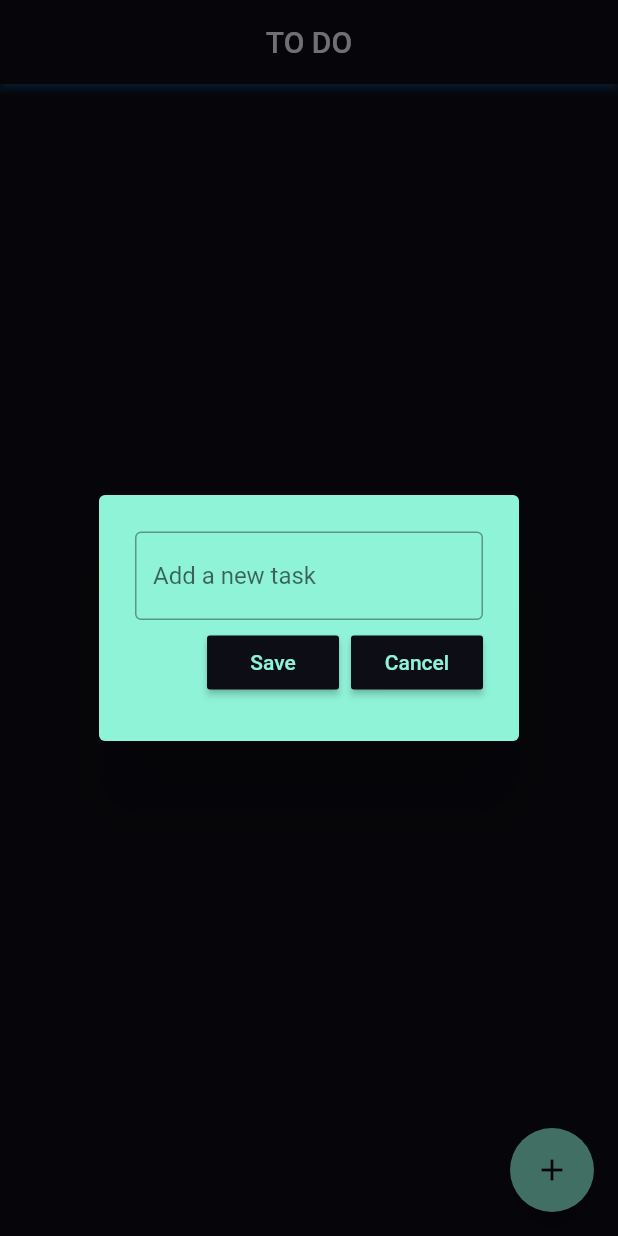
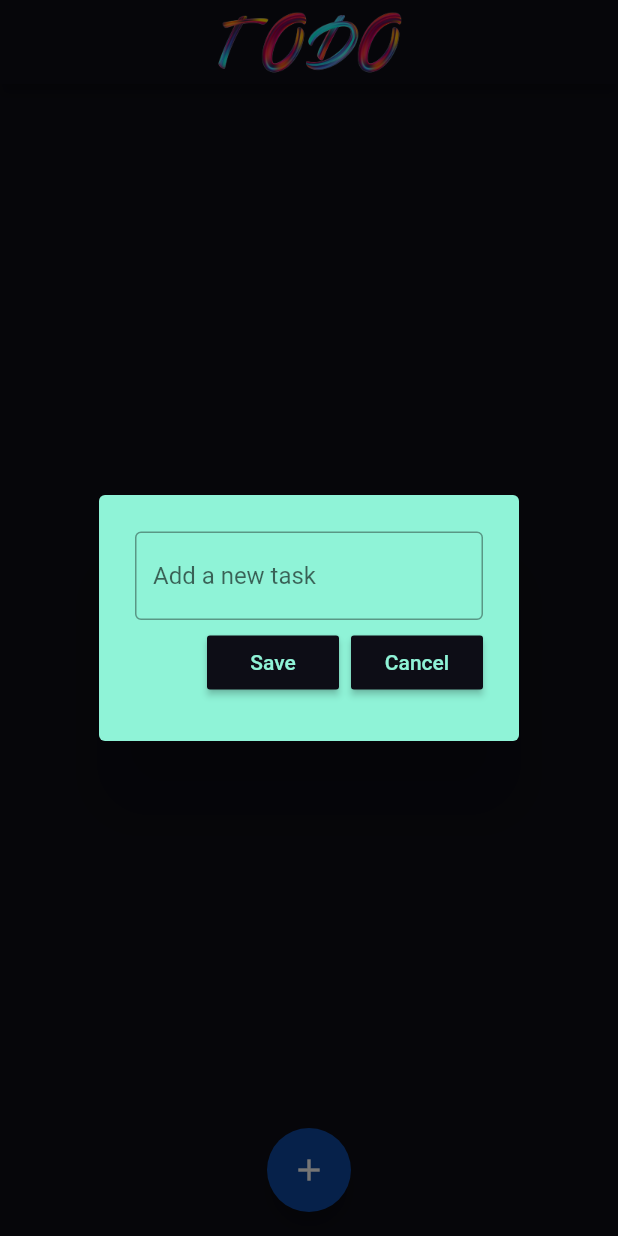
Before and after one commit to kursat-ozturk/todo_app, a Flutter app: the screen it shows after launch, after a tap on the "add" icon, on a phone screen of 412 x 824 dp. Run offline on Flutter 3.47's test engine with Material 2 defaults, Android fonts, the phone set to English and light mode, and no system bars; our stand-ins replace flutter_slidable, hive_flutter; accounts and stored records are empty.

Commit message:
added app icon

```diff
--- a/lib/pages/home_page.dart
+++ b/lib/pages/home_page.dart
@@ -77,23 +77,23 @@ class _HomePageState extends State<HomePage> {
     return Scaffold(
       backgroundColor: const Color(0xff0D0D16),
       appBar: AppBar(
-        title: const Text(
-          'TO DO',
-          style: TextStyle(color: Color(0xffF4F4FB)),
+        title: Image.asset(
+          'assets/todo_logo.png',
+          fit: BoxFit.contain,
+          height: 250,
         ),
         centerTitle: true,
-        elevation: 2,
-        shadowColor: Colors.blue,
         backgroundColor: const Color(0xff0D0D16),
       ),
       floatingActionButton: FloatingActionButton(
         onPressed: createNewTask,
         child: const Icon(
           Icons.add,
-          color: Color(0xff0D0D16),
+          color: Colors.white,
         ),
-        backgroundColor: const Color.fromARGB(255, 143, 243, 215),
+        backgroundColor: Colors.blue[900],
       ),
+      floatingActionButtonLocation: FloatingActionButtonLocation.centerFloat,
       body: ListView.builder(
         itemCount: db.toDoList.length,
         itemBuilder: (context, index) {
--- a/lib/util/todo_tile.dart
+++ b/lib/util/todo_tile.dart
@@ -34,7 +34,7 @@ class ToDoTile extends StatelessWidget {
         child: Container(
           padding: const EdgeInsets.all(24),
           decoration: BoxDecoration(
-            color: const Color.fromARGB(255, 143, 243, 215),
+            color: Colors.black,
             borderRadius: BorderRadius.circular(12),
             boxShadow: const [
               BoxShadow(
@@ -51,15 +51,17 @@ class ToDoTile extends StatelessWidget {
                 value: taskCompleted,
                 onChanged: onChanged,
                 activeColor: const Color(0xff0D0D16),
+                side: BorderSide(color: Colors.white),
               ),
 
               //task name
               Text(
                 taskName,
                 style: TextStyle(
+                  letterSpacing: 2,
                   fontWeight: FontWeight.bold,
                   fontSize: 16,
-                  color: const Color(0xff0D0D16),
+                  color: Colors.white,
                   decoration: taskCompleted
                       ? TextDecoration.lineThrough
                       : TextDecoration.none,
--- a/pubspec.yaml
+++ b/pubspec.yaml
@@ -64,8 +64,8 @@ flutter:
   uses-material-design: true
 
   # To add assets to your application, add an assets section, like this:
-  # assets:
-  #   - images/a_dot_burr.jpeg
+  assets:
+    - assets/todo_logo.png
   #   - images/a_dot_ham.jpeg
 
   # An image asset can refer to one or more resolution-specific "variants", see
```
Also changed, not shown: assets/todo_logo.png (added), 37 other files.
